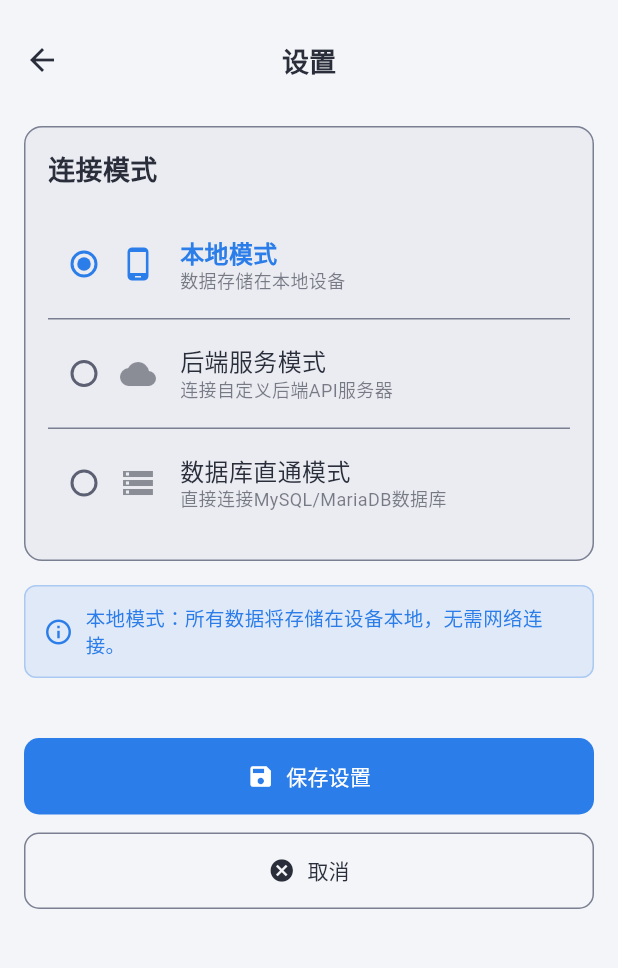
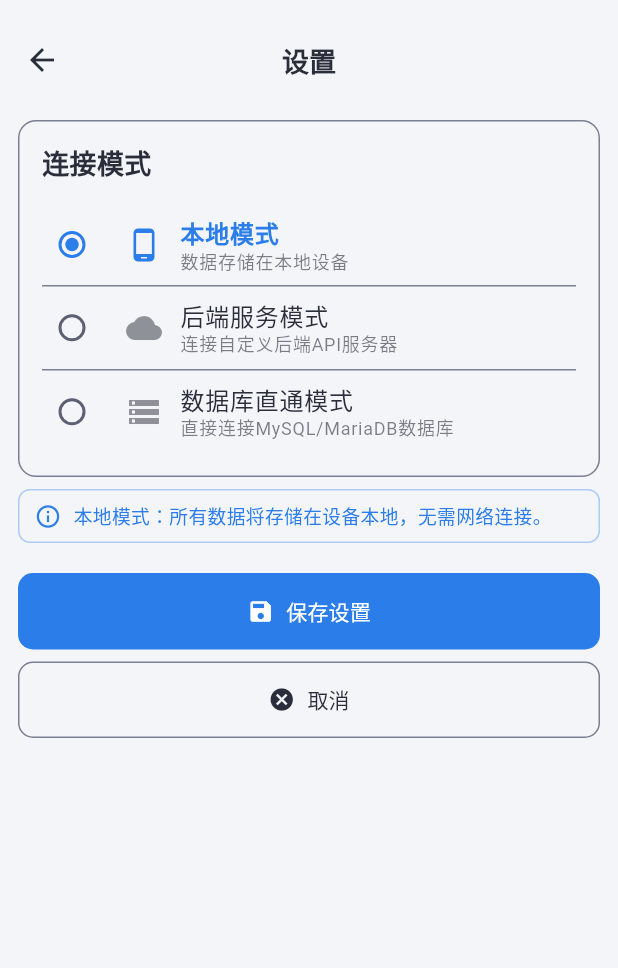
Before and after one commit to NeuroMatrix-Lab/tally, a Flutter app: the screen it shows after launch, item 3 of the bottom bar chosen, after a tap on the "settings" icon, on a phone screen of 412 x 824 dp, the part 54-1022 px from its top. Run offline on Flutter 3.47's test engine with Material 3 defaults, Android fonts, the phone set to English and light mode, and no system bars; our stand-ins replace flutter_image_compress, image_picker, share_plus, shared_preferences, sqflite, sqflite_common_ffi; missing offline and left inert: excel, mysql1, window_manager; accounts and stored records are empty.

Commit message:
Release v1.1.5

```diff
--- a/lib/main.dart
+++ b/lib/main.dart
@@ -1,6 +1,7 @@
 import 'dart:async';
 import 'dart:convert';
 import 'dart:io';
+import 'dart:ui';
 import 'package:flutter/material.dart';
 import 'package:flutter/services.dart';
 import 'package:shared_preferences/shared_preferences.dart';
@@ -554,8 +555,48 @@ class _HomePageState extends State<HomePage> {
           ),
         ],
       ),
-      bottomNavigationBar: BottomNavigationBar(
+      bottomNavigationBar: Padding(
+        padding: const EdgeInsets.fromLTRB(18, 0, 18, 12),
+        child: ClipRRect(
+          borderRadius: BorderRadius.circular(28),
+          child: BackdropFilter(
+            filter: ImageFilter.blur(sigmaX: 18, sigmaY: 18),
+            child: Container(
+              decoration: BoxDecoration(
+                borderRadius: BorderRadius.circular(28),
+                gradient: LinearGradient(
+                  begin: Alignment.topLeft,
+                  end: Alignment.bottomRight,
+                  colors: [
+                    Colors.white.withValues(alpha: 0.22),
+                    Colors.white.withValues(alpha: 0.14),
+                  ],
+                ),
+                border: Border.all(
+                  color: Colors.white.withValues(alpha: 0.28),
+                  width: 1,
+                ),
+                boxShadow: [
+                  BoxShadow(
+                    color: Colors.black.withValues(alpha: 0.12),
+                    blurRadius: 22,
+                    offset: const Offset(0, 12),
+                  ),
+                ],
+              ),
+              child: BottomNavigationBar(
                 currentIndex: _currentIndex,
+                backgroundColor: Colors.transparent,
+                elevation: 0,
+                type: BottomNavigationBarType.fixed,
+                showSelectedLabels: true,
+                showUnselectedLabels: true,
+                selectedFontSize: 12,
+                unselectedFontSize: 11,
+                selectedItemColor: Colors.white,
+                unselectedItemColor: Colors.white.withValues(alpha: 0.72),
+                selectedLabelStyle: const TextStyle(fontWeight: FontWeight.w600),
+                unselectedLabelStyle: const TextStyle(fontWeight: FontWeight.w500),
                 onTap: (index) {
                   setState(() {
                     _currentIndex = index;
@@ -573,8 +614,15 @@ class _HomePageState extends State<HomePage> {
                     label: '记账',
                   ),
                   BottomNavigationBarItem(icon: Icon(Icons.list), label: '查账'),
-          BottomNavigationBarItem(icon: Icon(Icons.history), label: '操作记录'),
+                  BottomNavigationBarItem(
+                    icon: Icon(Icons.history),
+                    label: '操作记录',
+                  ),
                 ],
+              ),
+            ),
+          ),
+        ),
       ),
     );
   }
--- a/lib/pages/settings_page.dart
+++ b/lib/pages/settings_page.dart
@@ -266,7 +266,9 @@ class _SettingsPageState extends State<SettingsPage> {
   }
 
   Widget _buildModeSelector() {
+    final scheme = Theme.of(context).colorScheme;
     return Card(
+      color: scheme.surface,
       child: Padding(
         padding: const EdgeInsets.all(16.0),
         child: Column(
@@ -313,27 +315,27 @@ class _SettingsPageState extends State<SettingsPage> {
     IconData icon,
   ) {
     final isSelected = _selectedMode == mode;
-    return InkWell(
-      onTap: () {
-        setState(() {
-          _selectedMode = mode;
-        });
-      },
-      child: Padding(
-        padding: const EdgeInsets.symmetric(vertical: 12.0),
-        child: Row(
-          children: [
-            Radio<ConnectionMode>(
+    return RadioListTile<ConnectionMode>(
       value: mode,
       groupValue: _selectedMode,
       onChanged: (value) {
+        if (value != null) {
           setState(() {
-                  _selectedMode = value!;
+            _selectedMode = value;
           });
+        }
       },
+      contentPadding: EdgeInsets.zero,
+      dense: true,
+      title: Row(
+        children: [
+          Icon(
+            icon,
+            color: isSelected
+                ? Theme.of(context).colorScheme.primary
+                : Theme.of(context).colorScheme.onSurface.withValues(alpha: 0.5),
           ),
-            Icon(icon, color: isSelected ? Theme.of(context).colorScheme.primary : Theme.of(context).colorScheme.onSurface.withOpacity(0.5)),
-            const SizedBox(width: 16),
+          const SizedBox(width: 12),
           Expanded(
             child: Column(
               crossAxisAlignment: CrossAxisAlignment.start,
@@ -343,14 +345,19 @@ class _SettingsPageState extends State<SettingsPage> {
                   style: TextStyle(
                     fontSize: 16,
                     fontWeight: isSelected ? FontWeight.bold : FontWeight.normal,
-                      color: isSelected ? Theme.of(context).colorScheme.primary : Theme.of(context).colorScheme.onSurface,
+                    color: isSelected
+                        ? Theme.of(context).colorScheme.primary
+                        : Theme.of(context).colorScheme.onSurface,
                   ),
                 ),
                 Text(
                   subtitle,
                   style: TextStyle(
                     fontSize: 12,
-                      color: Theme.of(context).colorScheme.onSurface.withOpacity(0.6),
+                    color: Theme.of(context)
+                        .colorScheme
+                        .onSurface
+                        .withValues(alpha: 0.6),
                   ),
                 ),
               ],
@@ -358,12 +365,13 @@ class _SettingsPageState extends State<SettingsPage> {
           ),
         ],
       ),
-      ),
     );
   }
 
   Widget _buildBackendSettings() {
+    final scheme = Theme.of(context).colorScheme;
     return Card(
+      color: scheme.surface,
       child: Padding(
         padding: const EdgeInsets.all(16.0),
         child: Column(
@@ -382,7 +390,7 @@ class _SettingsPageState extends State<SettingsPage> {
                 Expanded(
                   flex: 2,
                   child: DropdownButtonFormField<String>(
-                    value: _backendProtocol,
+                    initialValue: _backendProtocol,
                     decoration: const InputDecoration(
                       labelText: '协议',
                       border: OutlineInputBorder(),
@@ -448,7 +456,9 @@ class _SettingsPageState extends State<SettingsPage> {
   }
 
   Widget _buildDatabaseSettings() {
+    final scheme = Theme.of(context).colorScheme;
     return Card(
+      color: scheme.surface,
       child: Padding(
         padding: const EdgeInsets.all(16.0),
         child: Column(
@@ -537,22 +547,27 @@ class _SettingsPageState extends State<SettingsPage> {
         break;
     }
     return Container(
-      padding: const EdgeInsets.all(12),
+      padding: const EdgeInsets.symmetric(horizontal: 10, vertical: 8),
       decoration: BoxDecoration(
-        color: Theme.of(context).primaryColor.withValues(alpha: 0.1),
+        // 与页面底色一致，仅用细边框区分，避免色块分段
+        color: Theme.of(context).colorScheme.surface,
         borderRadius: BorderRadius.circular(8),
-        border: Border.all(color: Theme.of(context).primaryColor.withValues(alpha: 0.3)),
+        border: Border.all(
+          color: Theme.of(context).colorScheme.primary.withValues(alpha: 0.35),
+        ),
       ),
       child: Row(
+        crossAxisAlignment: CrossAxisAlignment.start,
         children: [
-          Icon(Icons.info_outline, color: Theme.of(context).primaryColor, size: 20),
+          Icon(Icons.info_outline, color: Theme.of(context).primaryColor, size: 18),
           const SizedBox(width: 8),
           Expanded(
             child: Text(
               description,
               style: TextStyle(
-                fontSize: 13,
+                fontSize: 12.5,
                 color: Theme.of(context).primaryColor,
+                height: 1.35,
               ),
             ),
           ),
@@ -564,22 +579,25 @@ class _SettingsPageState extends State<SettingsPage> {
   @override
   Widget build(BuildContext context) {
     return Scaffold(
+      backgroundColor: Theme.of(context).colorScheme.surface,
       appBar: AppBar(
         title: const Text('设置'),
         centerTitle: true,
+        backgroundColor: Theme.of(context).colorScheme.surface,
+        surfaceTintColor: Colors.transparent,
       ),
       body: SingleChildScrollView(
-        padding: const EdgeInsets.all(16.0),
+        padding: const EdgeInsets.fromLTRB(12, 12, 12, 12),
         child: Column(
           crossAxisAlignment: CrossAxisAlignment.stretch,
           children: [
             _buildModeSelector(),
-            const SizedBox(height: 16),
+            const SizedBox(height: 8),
             _buildModeDescription(),
-            const SizedBox(height: 16),
+            const SizedBox(height: 8),
             if (_selectedMode == ConnectionMode.backend) _buildBackendSettings(),
             if (_selectedMode == ConnectionMode.database) _buildDatabaseSettings(),
-            const SizedBox(height: 24),
+            const SizedBox(height: 12),
             if (_selectedMode != ConnectionMode.local)
               OutlinedButton.icon(
                 onPressed: _isLoading ? null : _testConnection,
@@ -597,14 +615,14 @@ class _SettingsPageState extends State<SettingsPage> {
                   padding: const EdgeInsets.symmetric(vertical: 16),
                 ),
               ),
-            if (_selectedMode != ConnectionMode.local) const SizedBox(height: 12),
+            if (_selectedMode != ConnectionMode.local) const SizedBox(height: 8),
             ElevatedButton.icon(
               onPressed: _isLoading ? null : _saveSettings,
               icon: _isLoading
                   ? const SizedBox(
                       width: 20,
                       height: 20,
-                      child: const CircularProgressIndicator(
+                      child: CircularProgressIndicator(
                         strokeWidth: 2,
                       ),
                     )
@@ -614,7 +632,7 @@ class _SettingsPageState extends State<SettingsPage> {
                 padding: const EdgeInsets.symmetric(vertical: 16),
               ),
             ),
-            const SizedBox(height: 12),
+            const SizedBox(height: 8),
             OutlinedButton.icon(
               onPressed: () => Navigator.pop(context),
               icon: const Icon(Icons.cancel),
--- a/lib/theme/app_theme.dart
+++ b/lib/theme/app_theme.dart
@@ -157,7 +157,8 @@ class AppTheme {
       colorScheme: scheme,
       scaffoldBackgroundColor: scheme.surface,
       canvasColor: scheme.surface,
-      cardColor: scheme.surfaceContainer,
+      // 与 Scaffold 同色，避免卡片把背景分成深浅两段
+      cardColor: scheme.surface,
       dividerColor: borderColor,
       fontFamily: _fontFamily,
       fontFamilyFallback: _fontFamilyFallback,
@@ -179,7 +180,7 @@ class AppTheme {
         ),
       ),
       cardTheme: CardThemeData(
-        color: scheme.surfaceContainer,
+        color: scheme.surface,
         elevation: 0,
         margin: EdgeInsets.zero,
         shape: RoundedRectangleBorder(
@@ -278,17 +279,17 @@ class AppTheme {
         shape: RoundedRectangleBorder(borderRadius: BorderRadius.circular(10)),
       ),
       dialogTheme: DialogThemeData(
-        backgroundColor: scheme.surfaceContainer,
+        backgroundColor: scheme.surface,
         surfaceTintColor: Colors.transparent,
         shape: RoundedRectangleBorder(borderRadius: BorderRadius.circular(16)),
       ),
       bottomNavigationBarTheme: BottomNavigationBarThemeData(
-        backgroundColor: scheme.surfaceContainer,
+        backgroundColor: scheme.surface,
         selectedItemColor: AppColors.blue,
         unselectedItemColor: scheme.onSurfaceVariant,
       ),
       navigationBarTheme: NavigationBarThemeData(
-        backgroundColor: scheme.surfaceContainer,
+        backgroundColor: scheme.surface,
         indicatorColor: AppColors.bgHighlight,
         iconTheme: WidgetStateProperty.resolveWith((states) {
           if (states.contains(WidgetState.selected)) {
@@ -327,21 +328,21 @@ class AppTheme {
         shape: RoundedRectangleBorder(borderRadius: BorderRadius.circular(8)),
       ),
       popupMenuTheme: PopupMenuThemeData(
-        color: scheme.surfaceContainer,
+        color: scheme.surface,
         surfaceTintColor: Colors.transparent,
         textStyle: TextStyle(color: scheme.onSurface),
         shape: RoundedRectangleBorder(borderRadius: BorderRadius.circular(12)),
       ),
       bottomSheetTheme: BottomSheetThemeData(
-        backgroundColor: scheme.surfaceContainer,
+        backgroundColor: scheme.surface,
         surfaceTintColor: Colors.transparent,
         shape: const RoundedRectangleBorder(
           borderRadius: BorderRadius.vertical(top: Radius.circular(16)),
         ),
       ),
       expansionTileTheme: ExpansionTileThemeData(
-        backgroundColor: scheme.surfaceContainer,
-        collapsedBackgroundColor: scheme.surfaceContainer,
+        backgroundColor: scheme.surface,
+        collapsedBackgroundColor: scheme.surface,
         iconColor: scheme.onSurface,
         collapsedIconColor: scheme.onSurfaceVariant,
       ),
```
Also changed, not shown: pubspec.yaml (+4 -3 lines), pubspec.lock, 8 other files. Lines whose indentation alone changed are shown as unchanged.
